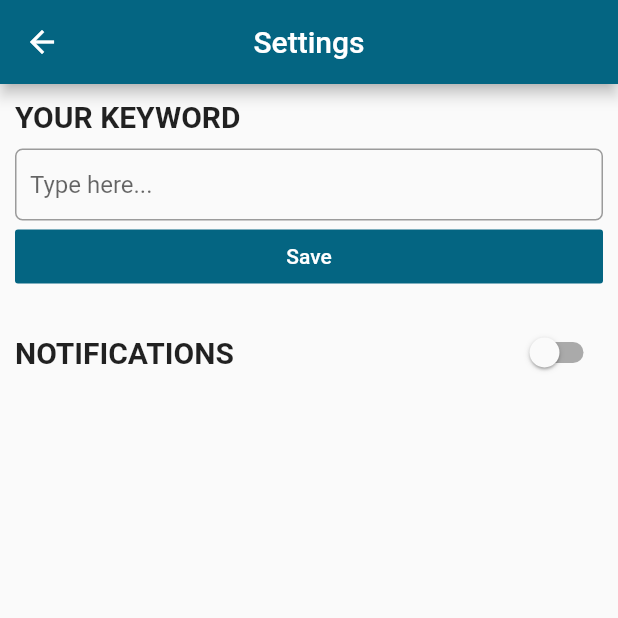
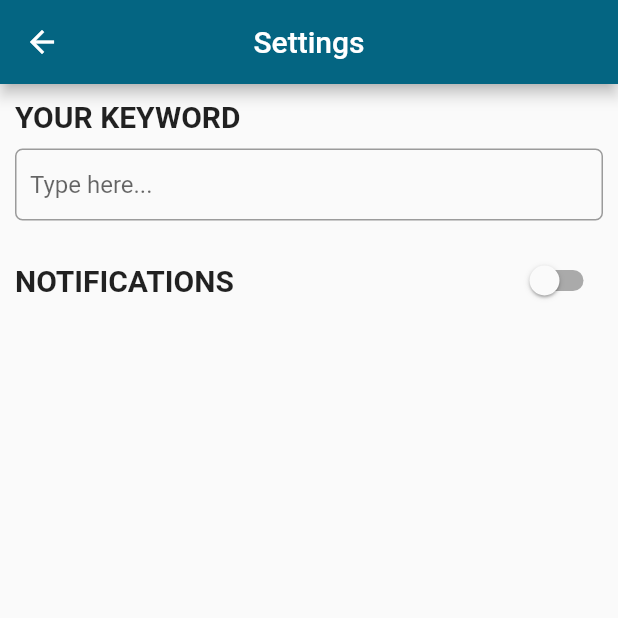
Before and after one commit to manuelbosi/rss-reader, a Flutter app: the Settings screen opened directly, on a phone screen of 412 x 824 dp, the top half of it. Run offline on Flutter 3.47's test engine with Material 2 defaults, Android fonts, the phone set to English and light mode, and no system bars; our stand-ins replace flutter_local_notifications, shared_preferences; missing offline and left inert: webfeed, workmanager; accounts and stored records are empty; network calls fail.

Commit message:
auto save keyword on input

```diff
--- a/lib/pages/settings_page.dart
+++ b/lib/pages/settings_page.dart
@@ -53,26 +53,9 @@ class _SettingsState extends State<Settings> {
                 ),
                 hintText: 'Type here...',
               ),
-            ),
-            MaterialButton(
-              minWidth: double.infinity,
-              highlightColor: Colors.transparent,
-              splashColor: Colors.transparent,
-              elevation: 0,
-              highlightElevation: 2,
-              onPressed: () {
-                _onClickSave(_keywordController.text);
+              onChanged: (_) {
+                _onChangeKeyword(_keywordController.text);
               },
-              color: blue,
-              child: Row(
-                mainAxisAlignment: MainAxisAlignment.center,
-                children: const [
-                  Text(
-                    "Save",
-                    style: TextStyle(color: Colors.white),
-                  ),
-                ],
-              ),
             ),
             const SizedBox(
               height: 16,
@@ -97,9 +80,8 @@ class _SettingsState extends State<Settings> {
     );
   }
 
-  void _onClickSave(String keyword) async {
+  void _onChangeKeyword(String keyword) async {
     await setKeyword(keyword);
-    Navigator.pop(context);
   }
 
   void _getKeyword() async {
```
